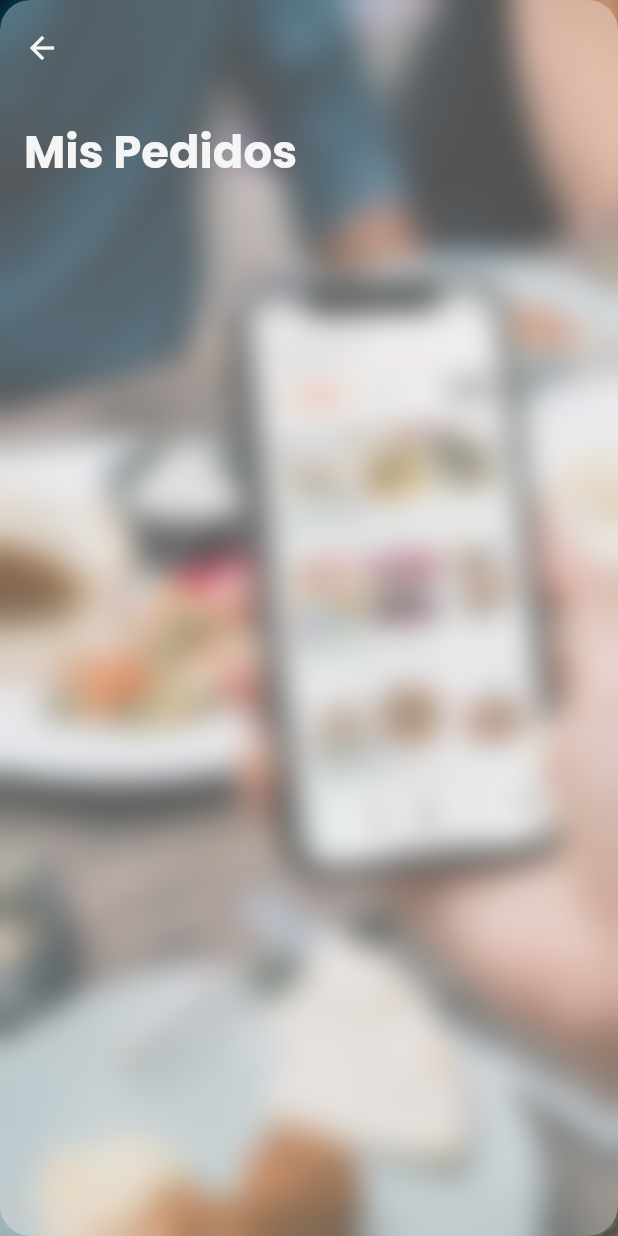
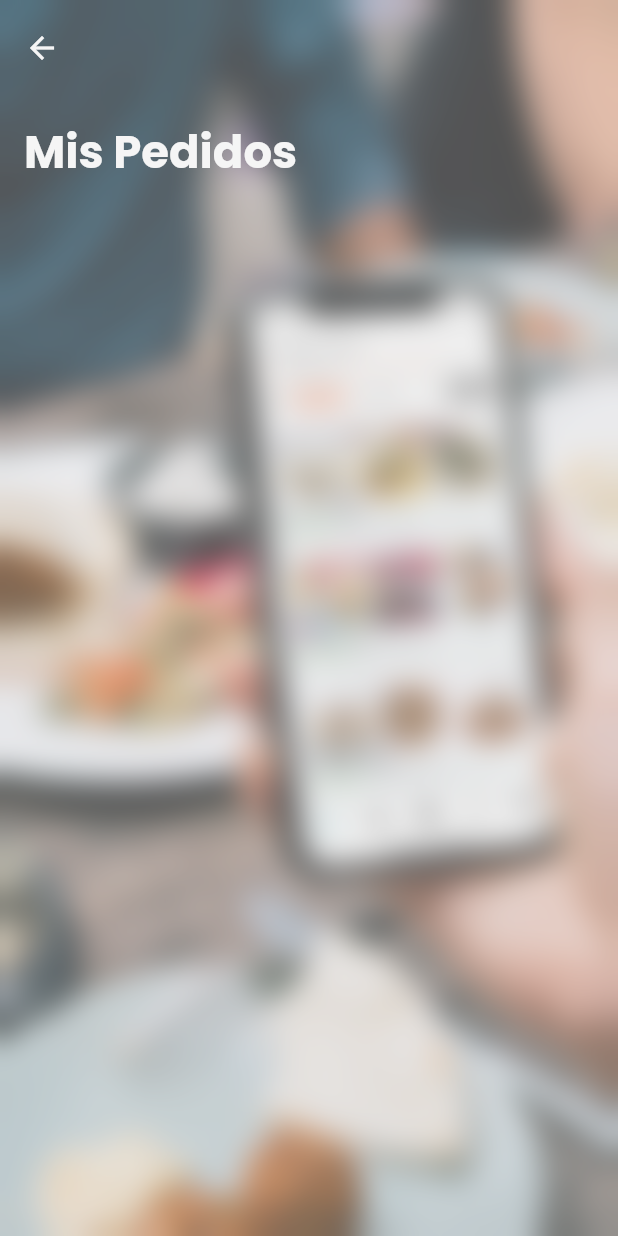
Before and after one commit to jrdeavila/club_valledupar_app, a Flutter app: the OrderScreen screen opened by its route, on a phone screen of 412 x 824 dp. Run offline on Flutter 3.47's test engine with Material 2 defaults, Android fonts, the phone set to English and light mode, and no system bars; our stand-ins replace cached_network_image, dio, flutter_cache_manager, flutter_keyboard_visibility, get, get_it and 4 more; accounts and stored records are empty; network calls fail; statements that could not run were skipped.

Commit message:
Quitar blur container radius

```diff
--- a/lib/src/presentation/features/dashboard/screens/order_screen.dart
+++ b/lib/src/presentation/features/dashboard/screens/order_screen.dart
@@ -20,7 +20,9 @@
               ),
             ),
           ),
-          const BlurredContainer(),
+          const BlurredContainer(
+            radius: 0.0,
+          ),
           Obx(() => CustomScrollView(
                 slivers: [
                   SliverAppBar.large(
--- a/lib/src/presentation/features/dashboard/screens/reservation_screen.dart
+++ b/lib/src/presentation/features/dashboard/screens/reservation_screen.dart
@@ -20,7 +20,9 @@
               ),
             ),
           ),
-          const BlurredContainer(),
+          const BlurredContainer(
+            radius: 0,
+          ),
           SingleChildScrollView(
             child: Obx(
               () => Column(
```
